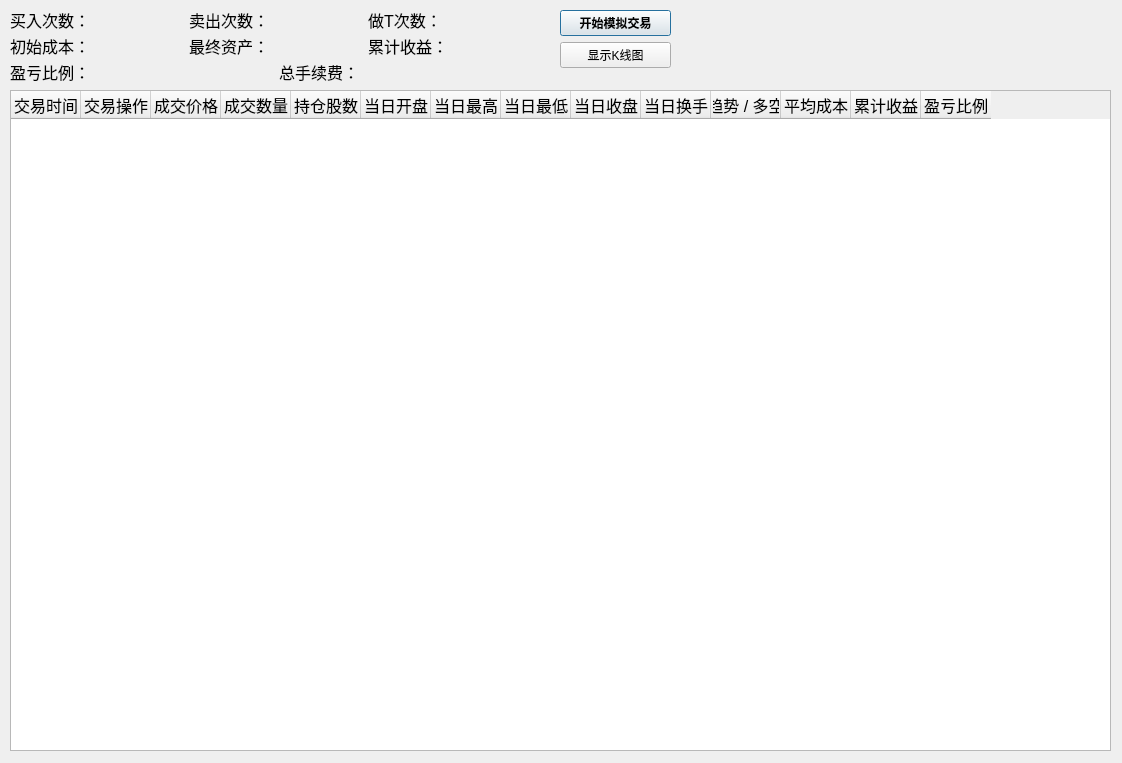
Old version of the form QtDesign/TradeSimulator.ui in the repository victor647/QuantumStockTrade.
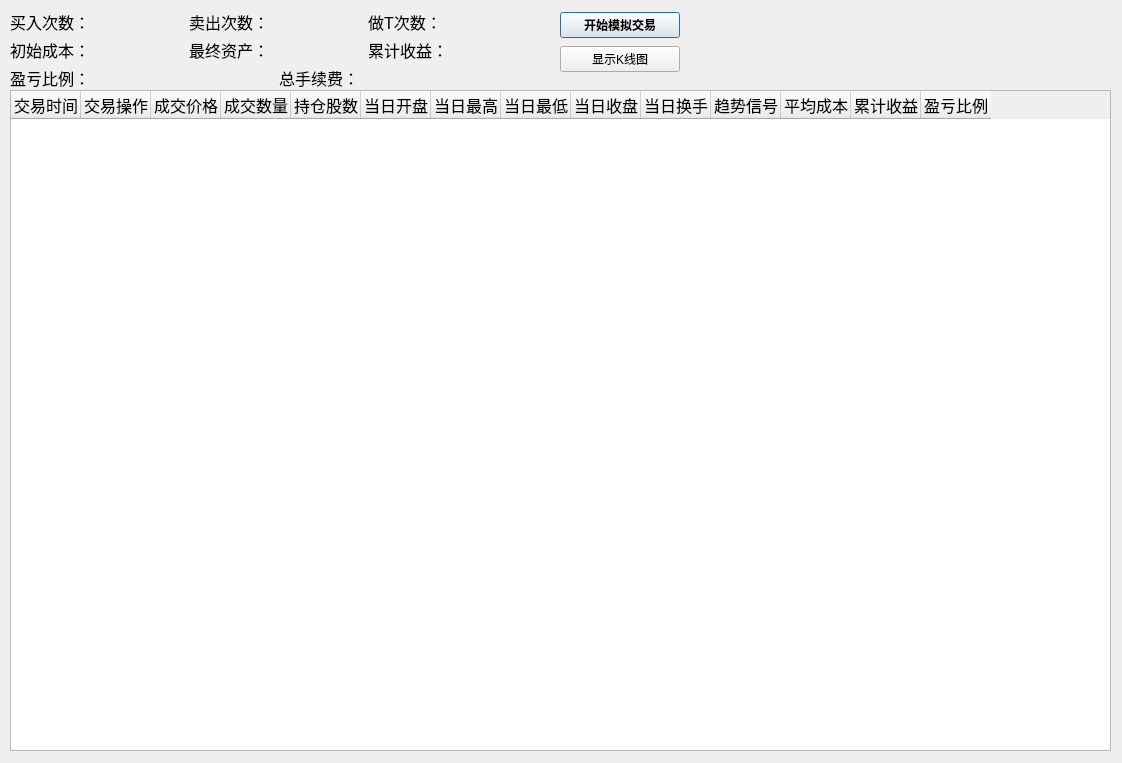
New version of the form.

```diff
--- a/QtDesign/TradeSimulator.ui
+++ b/QtDesign/TradeSimulator.ui
@@ -92,7 +92,7 @@
    </column>
    <column>
     <property name="text">
-     <string>运行趋势 / 多空信号</string>
+     <string>趋势信号</string>
     </property>
    </column>
    <column>
@@ -117,7 +117,7 @@
      <x>10</x>
      <y>10</y>
      <width>531</width>
-     <height>71</height>
+     <height>79</height>
     </rect>
    </property>
    <property name="font">
@@ -245,13 +245,13 @@
     </item>
    </layout>
   </widget>
-  <widget class="QWidget" name="">
+  <widget class="QWidget" name="layoutWidget">
    <property name="geometry">
     <rect>
      <x>560</x>
      <y>10</y>
-     <width>111</width>
-     <height>58</height>
+     <width>120</width>
+     <height>66</height>
     </rect>
    </property>
    <layout class="QVBoxLayout" name="verticalLayout">
```
